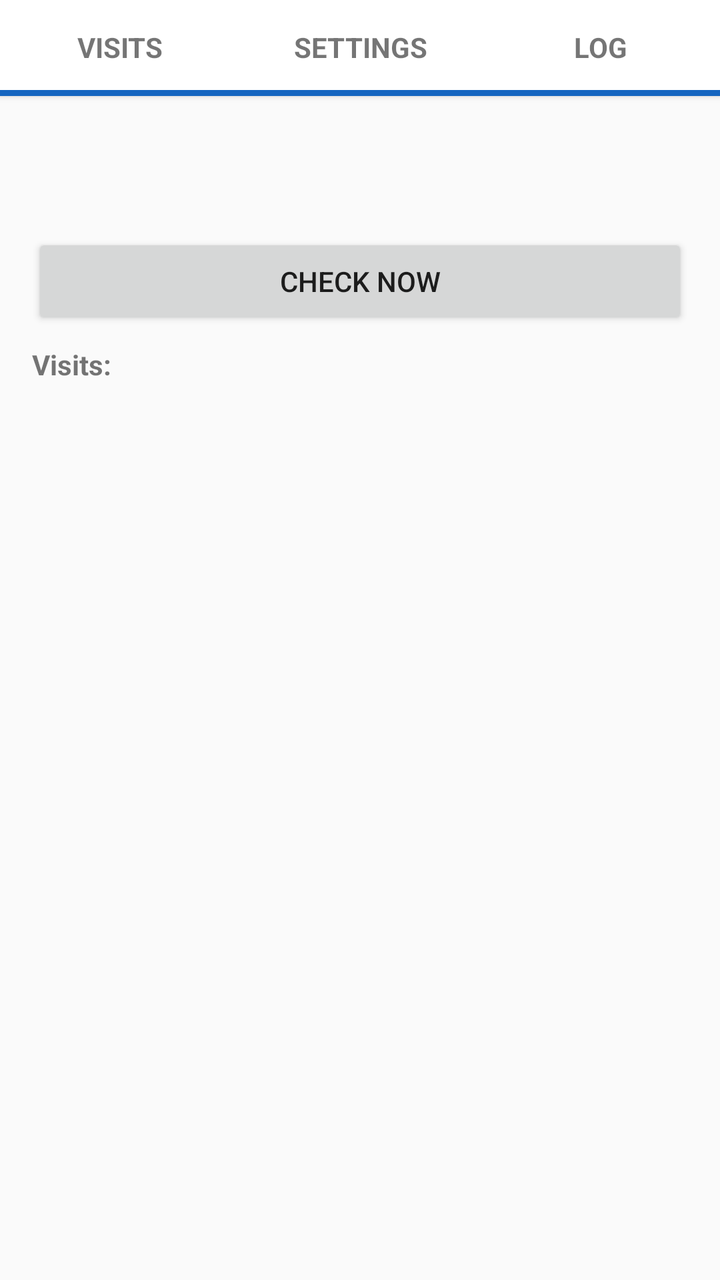
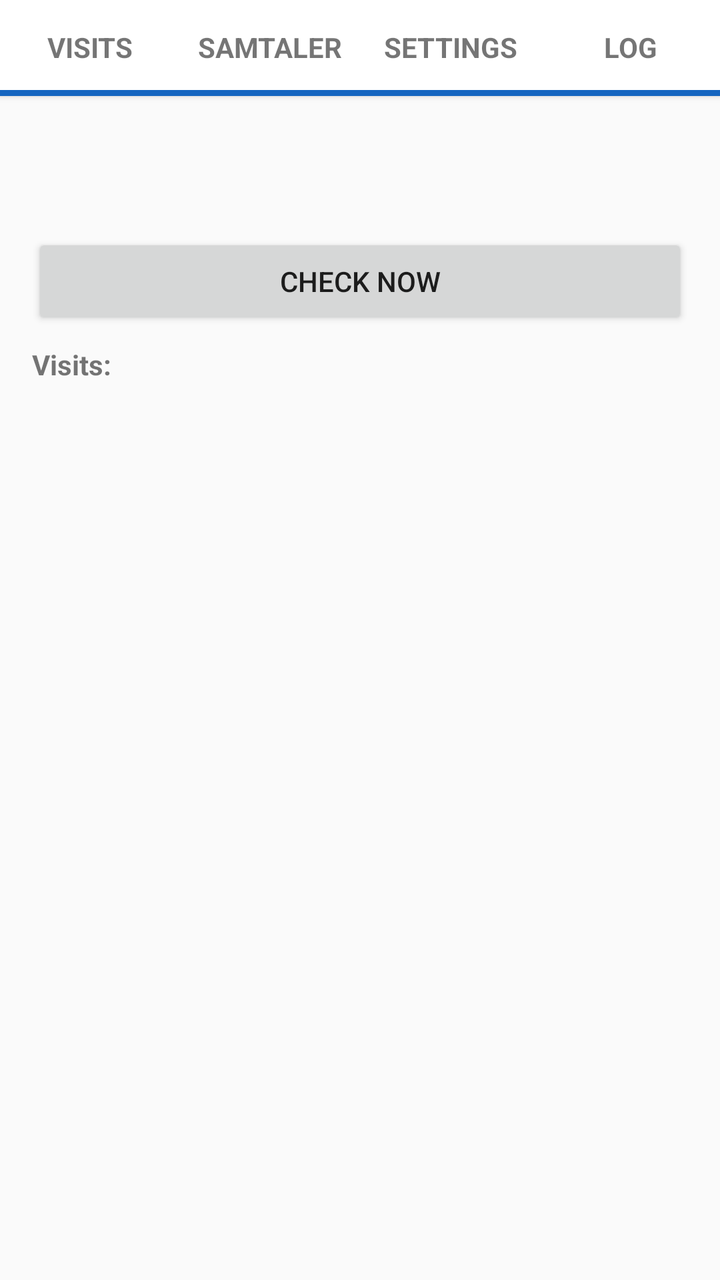

An Android layout rendered at two revisions. The XML below is the earlier revision; the diff shows what the commit changed to produce the second picture.
<!-- AndroidManifest.xml: application theme android:Theme.Material.Light.DarkActionBar -->
<!-- res/layout/activity_main.xml -->
<?xml version="1.0" encoding="utf-8"?>
<LinearLayout xmlns:android="http://schemas.android.com/apk/res/android"
    android:layout_width="match_parent"
    android:layout_height="match_parent"
    android:orientation="vertical">

    <LinearLayout
        android:layout_width="match_parent"
        android:layout_height="wrap_content"
        android:elevation="2dp"
        android:background="#FFFFFF"
        android:orientation="horizontal">
        <LinearLayout
            android:id="@+id/tabVisits"
            android:layout_width="0dp"
            android:layout_height="wrap_content"
            android:layout_weight="1"
            android:background="?android:attr/selectableItemBackground"
            android:clickable="true"
            android:focusable="true"
            android:orientation="vertical">
            <TextView
                android:id="@+id/tabVisitsLabel"
                android:layout_width="match_parent"
                android:layout_height="wrap_content"
                android:gravity="center"
                android:paddingTop="14dp"
                android:paddingBottom="12dp"
                android:text="Visits"
                android:textAllCaps="true"
                android:textSize="14sp"
                android:textStyle="bold" />
            <View
                android:id="@+id/tabVisitsLine"
                android:layout_width="match_parent"
                android:layout_height="3dp"
                android:background="@color/ic_bg" />
        </LinearLayout>
        <LinearLayout
            android:id="@+id/tabSettings"
            android:layout_width="0dp"
            android:layout_height="wrap_content"
            android:layout_weight="1"
            android:background="?android:attr/selectableItemBackground"
            android:clickable="true"
            android:focusable="true"
            android:orientation="vertical">
            <TextView
                android:id="@+id/tabSettingsLabel"
                android:layout_width="match_parent"
                android:layout_height="wrap_content"
                android:gravity="center"
                android:paddingTop="14dp"
                android:paddingBottom="12dp"
                android:text="Settings"
                android:textAllCaps="true"
                android:textSize="14sp"
                android:textStyle="bold" />
            <View
                android:id="@+id/tabSettingsLine"
                android:layout_width="match_parent"
                android:layout_height="3dp"
                android:background="@color/ic_bg" />
        </LinearLayout>
        <LinearLayout
            android:id="@+id/tabLog"
            android:layout_width="0dp"
            android:layout_height="wrap_content"
            android:layout_weight="1"
            android:background="?android:attr/selectableItemBackground"
            android:clickable="true"
            android:focusable="true"
            android:orientation="vertical">
            <TextView
                android:id="@+id/tabLogLabel"
                android:layout_width="match_parent"
                android:layout_height="wrap_content"
                android:gravity="center"
                android:paddingTop="14dp"
                android:paddingBottom="12dp"
                android:text="Log"
                android:textAllCaps="true"
                android:textSize="14sp"
                android:textStyle="bold" />
            <View
                android:id="@+id/tabLogLine"
                android:layout_width="match_parent"
                android:layout_height="3dp"
                android:background="@color/ic_bg" />
        </LinearLayout>
    </LinearLayout>

    <FrameLayout
        android:layout_width="match_parent"
        android:layout_height="0dp"
        android:layout_weight="1">

        
        <LinearLayout
            android:id="@+id/pageVisits"
            android:layout_width="match_parent"
            android:layout_height="match_parent"
            android:orientation="vertical"
            android:padding="16dp">
            <TextView
                android:id="@+id/status"
                android:layout_width="match_parent"
                android:layout_height="wrap_content"
                android:textSize="16sp"
                android:textStyle="bold" />
            <TextView
                android:id="@+id/lastCheck"
                android:layout_width="match_parent"
                android:layout_height="wrap_content"
                android:layout_marginTop="4dp"
                android:textSize="14sp" />
            <Button
                android:id="@+id/btnNow"
                android:layout_width="match_parent"
                android:layout_height="wrap_content"
                android:layout_marginTop="8dp"
                android:text="Check now" />
            <TextView
                android:layout_width="match_parent"
                android:layout_height="wrap_content"
                android:layout_marginTop="8dp"
                android:text="Visits:"
                android:textStyle="bold" />

            <ScrollView
                android:layout_width="match_parent"
                android:layout_height="0dp"
                android:layout_weight="1">
                <LinearLayout
                    android:id="@+id/visits"
                    android:layout_width="match_parent"
                    android:layout_height="wrap_content"
                    android:orientation="vertical" />
            </ScrollView>
        </LinearLayout>

        
        <ScrollView
            android:id="@+id/pageSettings"
            android:layout_width="match_parent"
            android:layout_height="match_parent"
            android:visibility="gone">
            <LinearLayout
                android:layout_width="match_parent"
                android:layout_height="wrap_content"
                android:orientation="vertical"
                android:padding="16dp">
                <TextView
                    android:id="@+id/settingsStatus"
                    android:layout_width="match_parent"
                    android:layout_height="wrap_content"
                    android:textSize="14sp" />
                <LinearLayout
                    android:layout_width="match_parent"
                    android:layout_height="wrap_content"
                    android:layout_marginTop="12dp"
                    android:orientation="horizontal">
                    <Button
                        android:id="@+id/btnStart"
                        android:layout_width="0dp"
                        android:layout_height="wrap_content"
                        android:layout_weight="1"
                        android:text="Start logging" />
                    <Button
                        android:id="@+id/btnStop"
                        android:layout_width="0dp"
                        android:layout_height="wrap_content"
                        android:layout_weight="1"
                        android:text="Stop logging" />
                </LinearLayout>
                <CheckBox
                    android:id="@+id/chkGpsOff"
                    android:layout_width="match_parent"
                    android:layout_height="wrap_content"
                    android:layout_marginTop="8dp"
                    android:text="Turn GPS on when needed before locating" />

                <TextView
                    android:id="@+id/gpsHint"
                    android:layout_width="match_parent"
                    android:layout_height="wrap_content"
                    android:layout_marginStart="32dp"
                    android:text="Turns GPS on if it's off, and turns it off again afterwards only if it was off"
                    android:textSize="12sp" />

                <LinearLayout
                    android:layout_width="match_parent"
                    android:layout_height="wrap_content"
                    android:gravity="center_vertical"
                    android:orientation="horizontal">
                    <TextView
                        android:layout_width="0dp"
                        android:layout_height="wrap_content"
                        android:layout_weight="1"
                        android:text="Check every (minutes):"
                        android:textSize="16sp" />
                    <Button
                        android:id="@+id/btnMinus"
                        android:layout_width="48dp"
                        android:layout_height="wrap_content"
                        android:text="−" />
                    <EditText
                        android:id="@+id/editInterval"
                        android:layout_width="64dp"
                        android:layout_height="wrap_content"
                        android:gravity="center"
                        android:imeOptions="actionDone"
                        android:importantForAutofill="no"
                        android:hint="5"
                        android:inputType="number"
                        android:maxLength="4"
                        android:selectAllOnFocus="true" />
                    <Button
                        android:id="@+id/btnPlus"
                        android:layout_width="48dp"
                        android:layout_height="wrap_content"
                        android:text="+" />
                    <Button
                        android:id="@+id/btnApplyInterval"
                        android:layout_width="wrap_content"
                        android:layout_height="wrap_content"
                        android:text="Apply" />
                </LinearLayout>

                <Button
                    android:id="@+id/btnBackground"
                    android:layout_width="match_parent"
                    android:layout_height="wrap_content"
                    android:text="Allow location “all the time”" />

                <Button
                    android:id="@+id/btnBattery"
                    android:layout_width="match_parent"
                    android:layout_height="wrap_content"
                    android:text="Turn off battery optimization" />

                
                <TextView
                    android:id="@+id/placesTitle"
                    android:layout_width="match_parent"
                    android:layout_height="wrap_content"
                    android:layout_marginTop="20dp"
                    android:text="Places (merge addresses)"
                    android:textSize="16sp"
                    android:textStyle="bold" />
                <TextView
                    android:layout_width="match_parent"
                    android:layout_height="wrap_content"
                    android:layout_marginTop="4dp"
                    android:text="One place per line: Name;address 1;address 2;…\nWhen the looked-up address matches one of the addresses (case and extra spaces are ignored), the name is logged instead.\nExample: Home;Example Street 1, 0000 Town;Other Road 2, 0000 Town"
                    android:textIsSelectable="true"
                    android:textSize="13sp" />
                <TextView
                    android:id="@+id/placesLastRaw"
                    android:layout_width="match_parent"
                    android:layout_height="wrap_content"
                    android:layout_marginTop="8dp"
                    android:textIsSelectable="true"
                    android:textSize="13sp" />
                <EditText
                    android:id="@+id/editPlaces"
                    android:layout_width="match_parent"
                    android:layout_height="wrap_content"
                    android:layout_marginTop="4dp"
                    android:gravity="top|start"
                    android:hint="Home;Example Street 1, 0000 Town"
                    android:importantForAutofill="no"
                    android:inputType="textMultiLine|textNoSuggestions"
                    android:minLines="4"
                    android:scrollHorizontally="false"
                    android:textSize="14sp" />
                <LinearLayout
                    android:layout_width="match_parent"
                    android:layout_height="wrap_content"
                    android:gravity="center_vertical"
                    android:orientation="horizontal">
                    <Button
                        android:id="@+id/btnInsertLast"
                        android:layout_width="wrap_content"
                        android:layout_height="wrap_content"
                        android:text="Insert last address" />
                    <Button
                        android:id="@+id/btnSavePlaces"
                        android:layout_width="wrap_content"
                        android:layout_height="wrap_content"
                        android:text="Save" />
                    <TextView
                        android:id="@+id/placesSaved"
                        android:layout_width="0dp"
                        android:layout_height="wrap_content"
                        android:layout_weight="1"
                        android:layout_marginStart="8dp"
                        android:textSize="13sp" />
                </LinearLayout>

                <LinearLayout
                    android:id="@+id/placeThumbs"
                    android:layout_width="match_parent"
                    android:layout_height="wrap_content"
                    android:orientation="vertical" />

                
                <TextView
                    android:layout_width="match_parent"
                    android:layout_height="wrap_content"
                    android:layout_marginTop="20dp"
                    android:text="Street View"
                    android:textSize="16sp"
                    android:textStyle="bold" />
                <TextView
                    android:id="@+id/streetViewHelp"
                    android:layout_width="match_parent"
                    android:layout_height="wrap_content"
                    android:layout_marginTop="4dp"
                    android:textIsSelectable="true"
                    android:textSize="13sp" />
                <EditText
                    android:id="@+id/editApiKey"
                    android:layout_width="match_parent"
                    android:layout_height="wrap_content"
                    android:layout_marginTop="4dp"
                    android:hint="Google API key"
                    android:importantForAutofill="no"
                    android:inputType="textPassword"
                    android:singleLine="true"
                    android:textSize="14sp" />
                <LinearLayout
                    android:layout_width="match_parent"
                    android:layout_height="wrap_content"
                    android:gravity="center_vertical"
                    android:orientation="horizontal">
                    <Button
                        android:id="@+id/btnSaveApiKey"
                        android:layout_width="wrap_content"
                        android:layout_height="wrap_content"
                        android:text="Save" />
                    <TextView
                        android:id="@+id/apiKeyStatus"
                        android:layout_width="0dp"
                        android:layout_height="wrap_content"
                        android:layout_weight="1"
                        android:layout_marginStart="8dp"
                        android:textSize="13sp" />
                </LinearLayout>

                
                <LinearLayout
                    android:layout_width="match_parent"
                    android:layout_height="wrap_content"
                    android:layout_marginTop="8dp"
                    android:gravity="center_vertical"
                    android:orientation="horizontal">
                    <TextView
                        android:id="@+id/browserStatus"
                        android:layout_width="0dp"
                        android:layout_height="wrap_content"
                        android:layout_weight="1"
                        android:textSize="13sp" />
                    <Button
                        android:id="@+id/btnBrowser"
                        android:layout_width="wrap_content"
                        android:layout_height="wrap_content"
                        android:layout_marginStart="8dp"
                        android:text="Browser…" />
                </LinearLayout>

                
                <TextView
                    android:layout_width="match_parent"
                    android:layout_height="wrap_content"
                    android:layout_marginTop="20dp"
                    android:text="Dashboard URL"
                    android:textSize="16sp"
                    android:textStyle="bold" />
                <TextView
                    android:layout_width="match_parent"
                    android:layout_height="wrap_content"
                    android:layout_marginTop="4dp"
                    android:text="Optional. If set, the phone's wireless-debugging address (ip:port, or off) is sent to this URL when it changes and about once an hour. Read-only: nothing is turned on or off. Empty = off."
                    android:textSize="13sp" />
                <EditText
                    android:id="@+id/editDashboardUrl"
                    android:layout_width="match_parent"
                    android:layout_height="wrap_content"
                    android:layout_marginTop="4dp"
                    android:hint="https://…/api/adbport"
                    android:importantForAutofill="no"
                    android:inputType="textUri"
                    android:singleLine="true"
                    android:textSize="14sp" />
                <LinearLayout
                    android:layout_width="match_parent"
                    android:layout_height="wrap_content"
                    android:gravity="center_vertical"
                    android:orientation="horizontal">
                    <Button
                        android:id="@+id/btnSaveDashboardUrl"
                        android:layout_width="wrap_content"
                        android:layout_height="wrap_content"
                        android:text="Save" />
                    <TextView
                        android:id="@+id/dashboardStatus"
                        android:layout_width="0dp"
                        android:layout_height="wrap_content"
                        android:layout_weight="1"
                        android:layout_marginStart="8dp"
                        android:textIsSelectable="true"
                        android:textSize="13sp" />
                </LinearLayout>
                <TextView
                    android:layout_width="match_parent"
                    android:layout_height="wrap_content"
                    android:layout_marginTop="8dp"
                    android:text="Dashbord-IP (reserve)"
                    android:textStyle="bold" />
                <TextView
                    android:layout_width="match_parent"
                    android:layout_height="wrap_content"
                    android:text="Used when the dashboard's host name cannot be resolved (DNS). HTTPS is still verified for the host name. Optional: the IP the host last resolved to is learned automatically."
                    android:textColor="#757575"
                    android:textSize="12sp" />
                <LinearLayout
                    android:layout_width="match_parent"
                    android:layout_height="wrap_content"
                    android:gravity="center_vertical"
                    android:orientation="horizontal">
                    <EditText
                        android:id="@+id/editDashboardIp"
                        android:layout_width="0dp"
                        android:layout_height="wrap_content"
                        android:layout_weight="1"
                        android:hint="IP address (empty = only learned IP)"
                        android:importantForAutofill="no"
                        android:inputType="textUri"
                        android:singleLine="true"
                        android:textSize="14sp" />
                    <Button
                        android:id="@+id/btnSaveDashboardIp"
                        android:layout_width="wrap_content"
                        android:layout_height="wrap_content"
                        android:text="Save" />
                </LinearLayout>
                <TextView
                    android:id="@+id/dashboardIpStatus"
                    android:layout_width="match_parent"
                    android:layout_height="wrap_content"
                    android:textIsSelectable="true"
                    android:textSize="13sp" />
                <CheckBox
                    android:id="@+id/checkKeepAdbWifi"
                    android:layout_width="match_parent"
                    android:layout_height="wrap_content"
                    android:layout_marginTop="8dp"
                    android:text="Keep wireless debugging on (when on Wi-Fi)" />
                <TextView
                    android:id="@+id/keepAdbWifiStatus"
                    android:layout_width="match_parent"
                    android:layout_height="wrap_content"
                    android:textIsSelectable="true"
                    android:textSize="13sp" />
                <CheckBox
                    android:id="@+id/checkKeepTailscale"
                    android:layout_width="match_parent"
                    android:layout_height="wrap_content"
                    android:layout_marginTop="8dp"
                    android:text="Keep Tailscale on (ask it to connect when it is off; notify if it stays off)" />

            </LinearLayout>
        </ScrollView>

        
        <LinearLayout
            android:id="@+id/pageLog"
            android:layout_width="match_parent"
            android:layout_height="match_parent"
            android:orientation="vertical"
            android:paddingStart="8dp"
            android:paddingEnd="8dp"
            android:paddingTop="8dp"
            android:visibility="gone">
            <LinearLayout
                android:layout_width="match_parent"
                android:layout_height="wrap_content"
                android:gravity="center_vertical"
                android:orientation="horizontal">
                <Spinner
                    android:id="@+id/logFilter"
                    android:layout_width="0dp"
                    android:layout_height="wrap_content"
                    android:layout_weight="1" />
                <Button
                    android:id="@+id/btnLogRefresh"
                    style="?android:attr/buttonStyleSmall"
                    android:layout_width="wrap_content"
                    android:layout_height="wrap_content"
                    android:text="Oppdater" />
            </LinearLayout>
            <LinearLayout
                android:layout_width="match_parent"
                android:layout_height="wrap_content"
                android:orientation="horizontal">
                <Button
                    android:id="@+id/btnLogCopy"
                    style="?android:attr/buttonStyleSmall"
                    android:layout_width="0dp"
                    android:layout_height="wrap_content"
                    android:layout_weight="1"
                    android:text="Kopier" />
                <Button
                    android:id="@+id/btnLogShare"
                    style="?android:attr/buttonStyleSmall"
                    android:layout_width="0dp"
                    android:layout_height="wrap_content"
                    android:layout_weight="1"
                    android:text="Del" />
                <Button
                    android:id="@+id/btnLogClear"
                    style="?android:attr/buttonStyleSmall"
                    android:layout_width="0dp"
                    android:layout_height="wrap_content"
                    android:layout_weight="1"
                    android:text="Tøm" />
            </LinearLayout>
            <TextView
                android:id="@+id/logCount"
                android:layout_width="match_parent"
                android:layout_height="wrap_content"
                android:paddingTop="4dp"
                android:paddingBottom="4dp"
                android:textColor="#757575"
                android:textSize="12sp" />
            <ListView
                android:id="@+id/logList"
                android:layout_width="match_parent"
                android:layout_height="0dp"
                android:layout_weight="1"
                android:divider="#E0E0E0"
                android:dividerHeight="1dp"
                android:fastScrollEnabled="true" />
        </LinearLayout>
    </FrameLayout>
</LinearLayout>
<!-- resources referenced by this layout -->
<resources>
  <color name="ic_bg">#1565C0</color>
</resources>

<!-- the commit's change to res/layout/activity_main.xml (unified diff, before → after) -->
@@ -37,6 +37,32 @@
                 android:background="@color/ic_bg" />
         </LinearLayout>
         <LinearLayout
+            android:id="@+id/tabComms"
+            android:layout_width="0dp"
+            android:layout_height="wrap_content"
+            android:layout_weight="1"
+            android:background="?android:attr/selectableItemBackground"
+            android:clickable="true"
+            android:focusable="true"
+            android:orientation="vertical">
+            <TextView
+                android:id="@+id/tabCommsLabel"
+                android:layout_width="match_parent"
+                android:layout_height="wrap_content"
+                android:gravity="center"
+                android:paddingTop="14dp"
+                android:paddingBottom="12dp"
+                android:text="Samtaler"
+                android:textAllCaps="true"
+                android:textSize="14sp"
+                android:textStyle="bold" />
+            <View
+                android:id="@+id/tabCommsLine"
+                android:layout_width="match_parent"
+                android:layout_height="3dp"
+                android:background="@color/ic_bg" />
+        </LinearLayout>
+        <LinearLayout
             android:id="@+id/tabSettings"
             android:layout_width="0dp"
             android:layout_height="wrap_content"
@@ -470,8 +496,170 @@
                     android:layout_marginTop="8dp"
                     android:text="Keep Tailscale on (ask it to connect when it is off; notify if it stays off)" />
 
+                
+                <TextView
+                    android:layout_width="match_parent"
+                    android:layout_height="wrap_content"
+                    android:layout_marginTop="20dp"
+                    android:text="Samtaler og SMS"
+                    android:textSize="16sp"
+                    android:textStyle="bold" />
+                <TextView
+                    android:id="@+id/commPermStatus"
+                    android:layout_width="match_parent"
+                    android:layout_height="wrap_content"
+                    android:layout_marginTop="4dp"
+                    android:textIsSelectable="true"
+                    android:textSize="13sp" />
+                <Button
+                    android:id="@+id/btnCommPermsSettings"
+                    android:layout_width="match_parent"
+                    android:layout_height="wrap_content"
+                    android:text="Gi tilgang til samtaler, SMS og kontakter" />
+                <Button
+                    android:id="@+id/btnAppInfo"
+                    android:layout_width="match_parent"
+                    android:layout_height="wrap_content"
+                    android:text="Åpne appinfo (begrensede innstillinger)" />
+                <TextView
+                    android:layout_width="match_parent"
+                    android:layout_height="wrap_content"
+                    android:text="Står det «Begrenset innstilling» / «Restricted setting» når du gir tilgang til SMS eller samtalelogg? Android begrenser det for apper som ikke er fra Play-butikken. Åpne appinfo, trykk ⋮ øverst til høyre og velg «Tillat begrensede innstillinger», og prøv igjen."
+                    android:textColor="#757575"
+                    android:textSize="12sp" />
+                <CheckBox
+                    android:id="@+id/checkCommPopup"
+                    android:layout_width="match_parent"
+                    android:layout_height="wrap_content"
+                    android:layout_marginTop="8dp"
+                    android:text="Popup ved innkommende samtale/SMS (navn eller oppslag)" />
+                <CheckBox
+                    android:id="@+id/checkCommTts"
+                    android:layout_width="match_parent"
+                    android:layout_height="wrap_content"
+                    android:text="Les opp innringer/SMS (norsk tale)" />
+                <CheckBox
+                    android:id="@+id/checkCommTtsText"
+                    android:layout_width="match_parent"
+                    android:layout_height="wrap_content"
+                    android:layout_marginStart="32dp"
+                    android:text="Les også opp SMS-teksten (ellers bare avsender)" />
+                <Button
+                    android:id="@+id/btnTtsTest"
+                    style="?android:attr/buttonStyleSmall"
+                    android:layout_width="wrap_content"
+                    android:layout_height="wrap_content"
+                    android:layout_marginStart="32dp"
+                    android:text="Test opplesing" />
+                <CheckBox
+                    android:id="@+id/checkLookup"
+                    android:layout_width="match_parent"
+                    android:layout_height="wrap_content"
+                    android:layout_marginTop="8dp"
+                    android:text="Slå opp ukjente nummer på 1881.no" />
+                <TextView
+                    android:layout_width="match_parent"
+                    android:layout_height="wrap_content"
+                    android:layout_marginStart="32dp"
+                    android:text="Bare nummeret sendes (norske 8-sifrede nummer som ikke er i kontakter). Svar lagres på telefonen. Maks 40 oppslag i timen."
+                    android:textColor="#757575"
+                    android:textSize="12sp" />
+                <CheckBox
+                    android:id="@+id/checkLookupContact"
+                    android:layout_width="match_parent"
+                    android:layout_height="wrap_content"
+                    android:text="Legg automatisk til oppslag i kontakter" />
+                <TextView
+                    android:id="@+id/lookupStatus"
+                    android:layout_width="match_parent"
+                    android:layout_height="wrap_content"
+                    android:layout_marginStart="32dp"
+                    android:textSize="12sp" />
+                <CheckBox
+                    android:id="@+id/checkRecExperimental"
+                    android:layout_width="match_parent"
+                    android:layout_height="wrap_content"
+                    android:layout_marginTop="8dp"
+                    android:text="Eksperimentelt samtaleopptak i appen – tar trolig bare opp din egen stemme" />
+                <TextView
+                    android:id="@+id/recHelp"
+                    android:layout_width="match_parent"
+                    android:layout_height="wrap_content"
+                    android:textColor="#757575"
+                    android:textSize="12sp" />
+
             </LinearLayout>
         </ScrollView>
+
+        
+        <LinearLayout
+            android:id="@+id/pageComms"
+            android:layout_width="match_parent"
+            android:layout_height="match_parent"
+            android:orientation="vertical"
+            android:paddingStart="8dp"
+            android:paddingEnd="8dp"
+            android:paddingTop="8dp"
+            android:visibility="gone">
+            <LinearLayout
+                android:layout_width="match_parent"
+                android:layout_height="wrap_content"
+                android:gravity="center_vertical"
+                android:orientation="horizontal">
+                <Button
+                    android:id="@+id/chipAll"
+                    style="?android:attr/buttonStyleSmall"
+                    android:layout_width="0dp"
+                    android:layout_height="wrap_content"
+                    android:layout_weight="1"
+                    android:textAllCaps="false"
+                    android:text="Alle" />
+                <Button
+                    android:id="@+id/chipCalls"
+                    style="?android:attr/buttonStyleSmall"
+                    android:layout_width="0dp"
+                    android:layout_height="wrap_content"
+                    android:layout_weight="1"
+                    android:textAllCaps="false"
+                    android:text="Samtaler" />
+                <Button
+                    android:id="@+id/chipMsgs"
+                    style="?android:attr/buttonStyleSmall"
+                    android:layout_width="0dp"
+                    android:layout_height="wrap_content"
+                    android:layout_weight="1"
+                    android:textAllCaps="false"
+                    android:text="SMS/MMS" />
+                <Button
+                    android:id="@+id/btnCommRefresh"
+                    style="?android:attr/buttonStyleSmall"
+                    android:layout_width="wrap_content"
+                    android:layout_height="wrap_content"
+                    android:text="⟳" />
+            </LinearLayout>
+            <TextView
+                android:id="@+id/commInfo"
+                android:layout_width="match_parent"
+                android:layout_height="wrap_content"
+                android:paddingTop="4dp"
+                android:paddingBottom="4dp"
+                android:textColor="#757575"
+                android:textSize="12sp" />
+            <Button
+                android:id="@+id/btnCommPerms"
+                android:layout_width="match_parent"
+                android:layout_height="wrap_content"
+                android:visibility="gone"
+                android:text="Gi tilgang til samtaler, SMS og kontakter" />
+            <ListView
+                android:id="@+id/commList"
+                android:layout_width="match_parent"
+                android:layout_height="0dp"
+                android:layout_weight="1"
+                android:divider="#E0E0E0"
+                android:dividerHeight="1dp"
+                android:fastScrollEnabled="true" />
+        </LinearLayout>
 
         
         <LinearLayout
